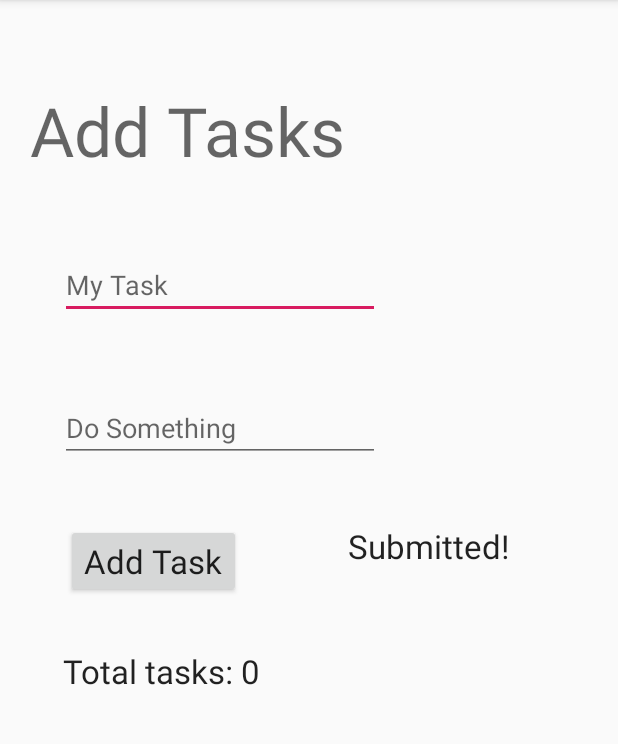
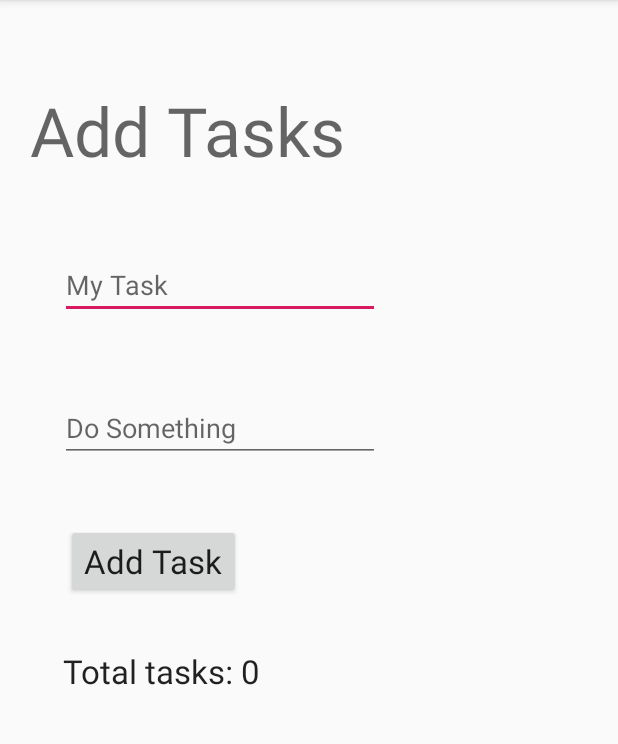
Before and after one commit to micahThor/taskmaster, an Android app: the AddTaskActivity screen opened directly, with no data from a screen before it, after a tap on "Add Task", on a phone screen of 412 x 824 dp, the part 84-828 px from its top. Run offline under Robolectric (Android 15) with nearby library versions, the phone set to English and light mode, and no system bars.

Commit message:
removed submitted text label and replaced with Toast message

```diff
--- a/app/src/main/java/com/example/taskmaster/AddTaskActivity.java
+++ b/app/src/main/java/com/example/taskmaster/AddTaskActivity.java
@@ -2,10 +2,12 @@ package com.example.taskmaster;
 
 import androidx.appcompat.app.AppCompatActivity;
 
+import android.content.Context;
 import android.os.Bundle;
 import android.view.View;
 import android.widget.Button;
 import android.widget.TextView;
+import android.widget.Toast;
 
 public class AddTaskActivity extends AppCompatActivity {
 
@@ -21,8 +23,12 @@ public class AddTaskActivity extends AppCompatActivity {
             @Override
             public void onClick(View v) {
 
-                TextView submittedTask = findViewById(R.id.submittedTaskPopup);
-                submittedTask.setVisibility(View.VISIBLE);
+                Context context = getApplicationContext();
+                CharSequence text = "Task added successfully!";
+                int duration = Toast.LENGTH_SHORT;
+
+                Toast toast = Toast.makeText(context, text, duration);
+                toast.show();
             }
         });
 
--- a/app/src/main/res/layout/activity_add_task.xml
+++ b/app/src/main/res/layout/activity_add_task.xml
@@ -59,22 +59,6 @@
         app:layout_constraintVertical_bias="0.101" />
 
     <TextView
-        android:id="@+id/submittedTaskPopup"
-        android:layout_width="122dp"
-        android:layout_height="50dp"
-        android:editable="false"
-        android:text="Submitted!"
-        android:textAlignment="center"
-        android:textAppearance="@style/TextAppearance.AppCompat.Large"
-        android:visibility="invisible"
-        app:layout_constraintBottom_toBottomOf="parent"
-        app:layout_constraintEnd_toEndOf="parent"
-        app:layout_constraintStart_toEndOf="@+id/addATaskButton"
-        app:layout_constraintTop_toBottomOf="@+id/taskDescriptionInput"
-        app:layout_constraintVertical_bias="0.10"
-        tools:visibility="visible" />
-
-    <TextView
         android:id="@+id/totalTaskCountTextView"
         android:layout_width="wrap_content"
         android:layout_height="wrap_content"
```
